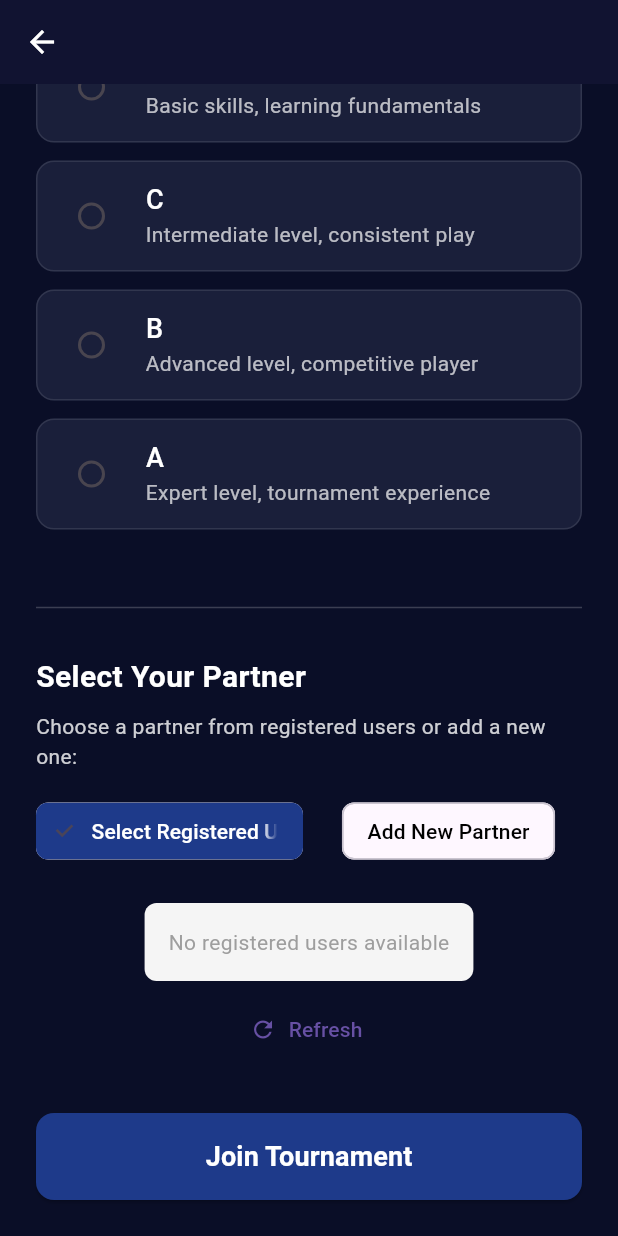
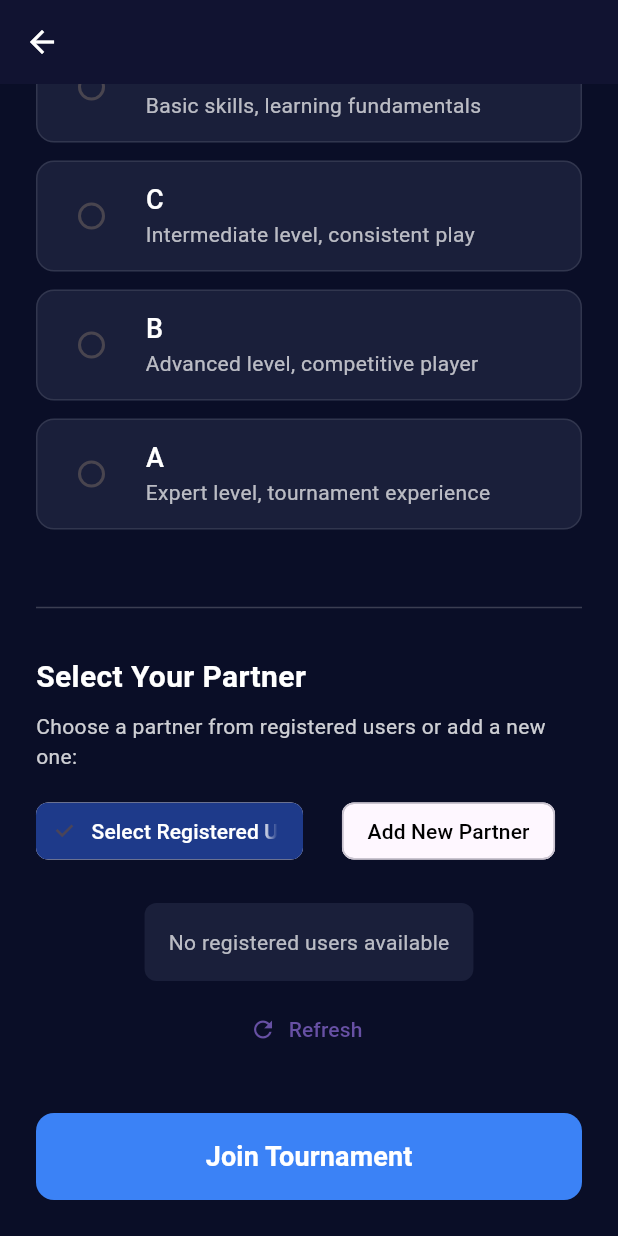
Before and after one commit to mhanytalaat/padel_booking, a Flutter app: the TournamentJoinScreen screen opened directly with empty values, scrolled down 412 dp, on a phone screen of 412 x 824 dp. Run offline on Flutter 3.47's test engine with Material 3 defaults, Android fonts, the phone set to English and light mode, and no system bars; our stand-ins replace cloud_firestore, firebase_auth, firebase_core, firebase_messaging, fl_chart, google_sign_in and 3 more; accounts and stored records are empty.

Commit message:
Complete tournament join screen dark theme: update all text colors, input fields, and buttons

```diff
--- a/lib/screens/tournament_join_screen.dart
+++ b/lib/screens/tournament_join_screen.dart
@@ -524,12 +524,12 @@ class _TournamentJoinScreenState extends State<TournamentJoinScreen> {
                     Container(
                       padding: const EdgeInsets.all(16),
                       decoration: BoxDecoration(
-                        color: Colors.grey[100],
+                        color: const Color(0xFF1A1F3A),
                         borderRadius: BorderRadius.circular(8),
                       ),
-                      child: const Text(
+                      child: Text(
                         'No registered users available',
-                        style: TextStyle(color: Colors.grey),
+                        style: TextStyle(color: Colors.white.withOpacity(0.7)),
                       ),
                     ),
                     const SizedBox(height: 8),
@@ -547,13 +547,16 @@ class _TournamentJoinScreenState extends State<TournamentJoinScreen> {
                       controller: textEditingController,
                       focusNode: focusNode,
                       onSubmitted: (_) => onFieldSubmitted(),
+                      style: const TextStyle(color: Colors.white),
                       decoration: InputDecoration(
                         labelText: 'Search partner by name',
+                        labelStyle: TextStyle(color: Colors.white.withOpacity(0.7)),
                         hintText: 'Type to search...',
-                        prefixIcon: const Icon(Icons.search),
+                        hintStyle: TextStyle(color: Colors.white.withOpacity(0.5)),
+                        prefixIcon: Icon(Icons.search, color: Colors.white.withOpacity(0.7)),
                         suffixIcon: _selectedPartnerId != null
                             ? IconButton(
-                                icon: const Icon(Icons.clear),
+                                icon: Icon(Icons.clear, color: Colors.white.withOpacity(0.7)),
                                 onPressed: () {
                                   setState(() {
                                     _selectedPartnerId = null;
@@ -565,9 +568,18 @@ class _TournamentJoinScreenState extends State<TournamentJoinScreen> {
                             : null,
                         border: OutlineInputBorder(
                           borderRadius: BorderRadius.circular(12),
+                          borderSide: BorderSide(color: Colors.white.withOpacity(0.3)),
+                        ),
+                        enabledBorder: OutlineInputBorder(
+                          borderRadius: BorderRadius.circular(12),
+                          borderSide: BorderSide(color: Colors.white.withOpacity(0.3)),
+                        ),
+                        focusedBorder: OutlineInputBorder(
+                          borderRadius: BorderRadius.circular(12),
+                          borderSide: const BorderSide(color: Color(0xFF3B82F6), width: 2),
                         ),
                         filled: true,
-                        fillColor: Colors.grey[50],
+                        fillColor: const Color(0xFF1A1F3A),
                       ),
                     );
                   },
@@ -607,9 +619,10 @@ class _TournamentJoinScreenState extends State<TournamentJoinScreen> {
 
                               return ListTile(
                                 dense: true,
+                                tileColor: const Color(0xFF1A1F3A),
                                 title: Text(
                                   displayName,
-                                  style: const TextStyle(fontSize: 14),
+                                  style: const TextStyle(fontSize: 14, color: Colors.white),
                                 ),
                                 onTap: () => onSelected(option),
                               );
@@ -624,30 +637,54 @@ class _TournamentJoinScreenState extends State<TournamentJoinScreen> {
               // Add new partner form
               TextFormField(
                 controller: _partnerNameController,
+                style: const TextStyle(color: Colors.white),
                 decoration: InputDecoration(
                   labelText: 'Partner Name *',
+                  labelStyle: TextStyle(color: Colors.white.withOpacity(0.7)),
                   hintText: 'Enter partner full name',
-                  prefixIcon: const Icon(Icons.person),
+                  hintStyle: TextStyle(color: Colors.white.withOpacity(0.5)),
+                  prefixIcon: Icon(Icons.person, color: Colors.white.withOpacity(0.7)),
                   border: OutlineInputBorder(
                     borderRadius: BorderRadius.circular(12),
+                    borderSide: BorderSide(color: Colors.white.withOpacity(0.3)),
+                  ),
+                  enabledBorder: OutlineInputBorder(
+                    borderRadius: BorderRadius.circular(12),
+                    borderSide: BorderSide(color: Colors.white.withOpacity(0.3)),
+                  ),
+                  focusedBorder: OutlineInputBorder(
+                    borderRadius: BorderRadius.circular(12),
+                    borderSide: const BorderSide(color: Color(0xFF3B82F6), width: 2),
                   ),
                   filled: true,
-                  fillColor: Colors.grey[50],
+                  fillColor: const Color(0xFF1A1F3A),
                 ),
                 textCapitalization: TextCapitalization.words,
               ),
               const SizedBox(height: 16),
               TextFormField(
                 controller: _partnerPhoneController,
+                style: const TextStyle(color: Colors.white),
                 decoration: InputDecoration(
                   labelText: 'Partner Phone Number *',
+                  labelStyle: TextStyle(color: Colors.white.withOpacity(0.7)),
                   hintText: '+201234567890',
-                  prefixIcon: const Icon(Icons.phone),
+                  hintStyle: TextStyle(color: Colors.white.withOpacity(0.5)),
+                  prefixIcon: Icon(Icons.phone, color: Colors.white.withOpacity(0.7)),
                   border: OutlineInputBorder(
                     borderRadius: BorderRadius.circular(12),
+                    borderSide: BorderSide(color: Colors.white.withOpacity(0.3)),
+                  ),
+                  enabledBorder: OutlineInputBorder(
+                    borderRadius: BorderRadius.circular(12),
+                    borderSide: BorderSide(color: Colors.white.withOpacity(0.3)),
+                  ),
+                  focusedBorder: OutlineInputBorder(
+                    borderRadius: BorderRadius.circular(12),
+                    borderSide: const BorderSide(color: Color(0xFF3B82F6), width: 2),
                   ),
                   filled: true,
-                  fillColor: Colors.grey[50],
+                  fillColor: const Color(0xFF1A1F3A),
                 ),
                 keyboardType: TextInputType.phone,
               ),
@@ -657,12 +694,13 @@ class _TournamentJoinScreenState extends State<TournamentJoinScreen> {
             ElevatedButton(
               onPressed: _isSubmitting ? null : _submitJoinRequest,
               style: ElevatedButton.styleFrom(
-                backgroundColor: const Color(0xFF1E3A8A),
+                backgroundColor: const Color(0xFF3B82F6),
                 foregroundColor: Colors.white,
                 padding: const EdgeInsets.symmetric(vertical: 16),
                 shape: RoundedRectangleBorder(
                   borderRadius: BorderRadius.circular(12),
                 ),
+                elevation: 0,
               ),
               child: _isSubmitting
                   ? const SizedBox(
```
